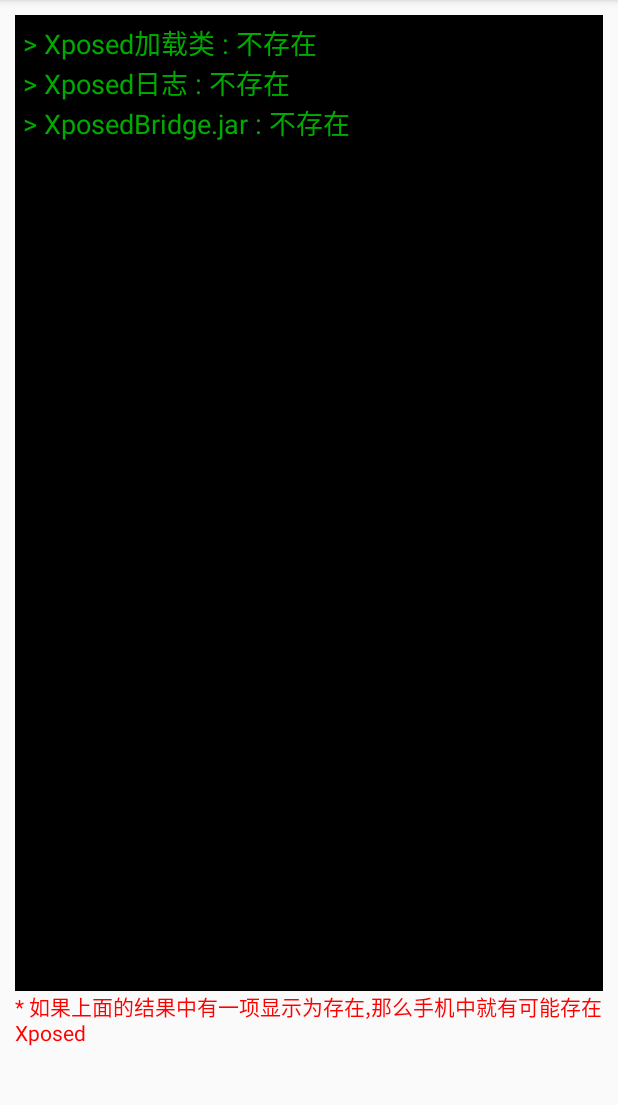
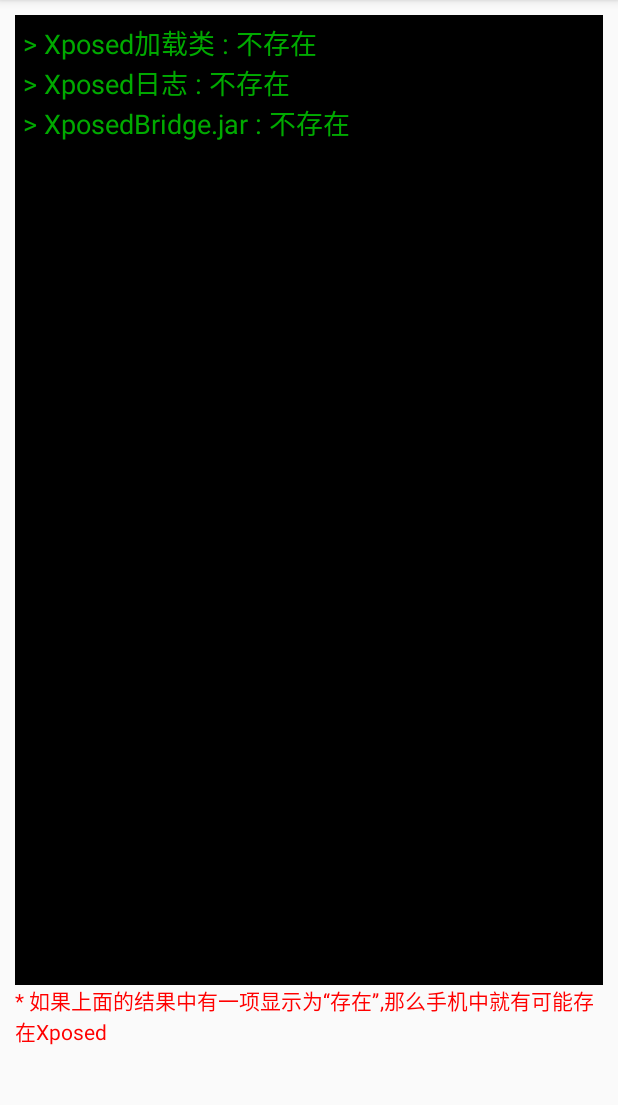
Before and after one commit to luoyesiqiu/AEnvChecker, an Android app: the screen it shows after launch (MainActivity), on a phone screen of 412 x 824 dp, the part 84-1189 px from its top. Run offline under Robolectric (Android 15) with nearby library versions, the phone set to English and light mode, and no system bars.

Commit message:
修改提示文本

```diff
--- a/app/src/main/res/values/strings.xml
+++ b/app/src/main/res/values/strings.xml
@@ -1,4 +1,4 @@
 <resources>
     <string name="app_name">Xposed检测</string>
-    <string name="tips_text">* 如果上面的结果中有一项显示为"存在",那么手机中就有可能存在Xposed</string>
+    <string name="tips_text">* 如果上面的结果中有一项显示为“存在”,那么手机中就有可能存在Xposed</string>
 </resources>
```
